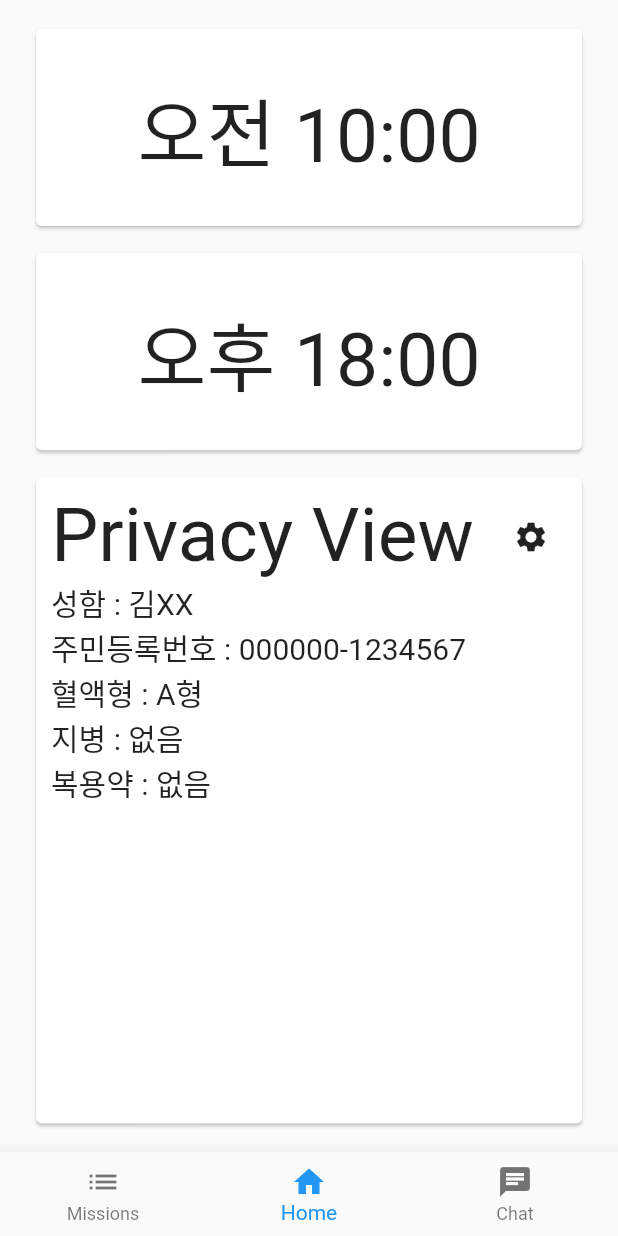
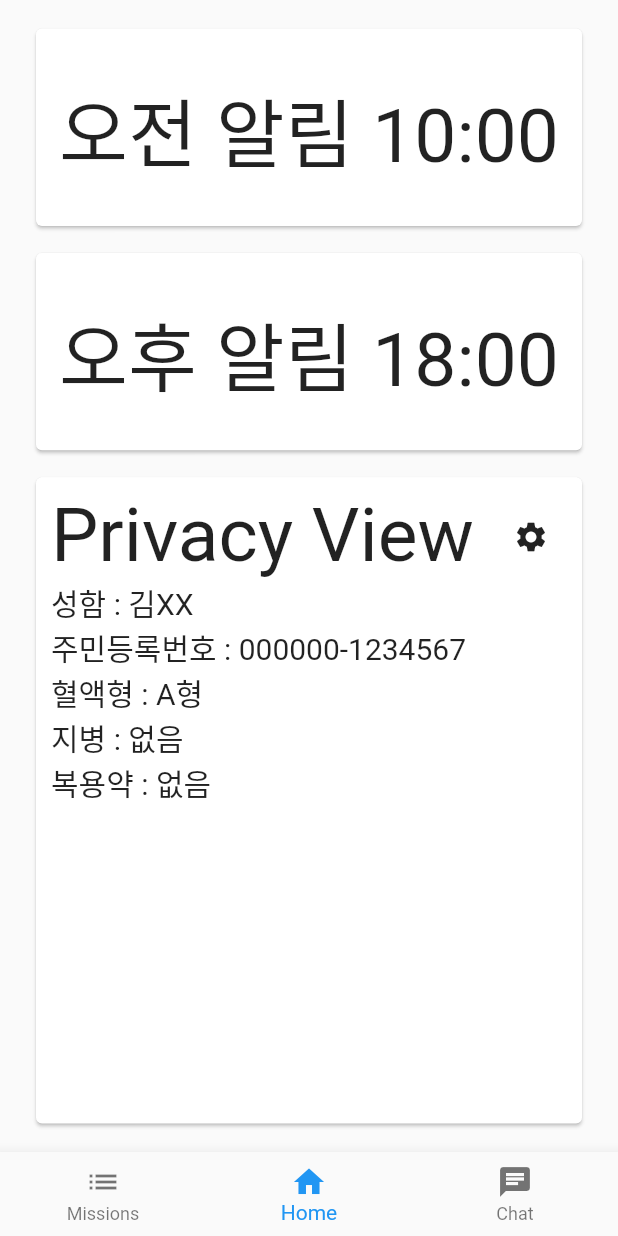
Before and after one commit to GDSC-CAU/Wiro-Flutter-App, a Flutter app: the screen it shows once a user with an empty profile is signed in, on a phone screen of 412 x 824 dp. Run offline on Flutter 3.47's test engine with Material 2 defaults, Android fonts, the phone set to English and light mode, and no system bars; our stand-ins replace firebase_auth, firebase_core, google_sign_in; accounts and stored records are empty; generated files the repository leaves out were written again.

Commit message:
Update Home Page : Applied Conditional TimeCard Render

```diff
--- a/lib/pages/Base/Home.dart
+++ b/lib/pages/Base/Home.dart
@@ -28,8 +28,8 @@ class _TimeState extends State<HomeTimeSetting> {
     return Column(
       mainAxisSize: MainAxisSize.max,
       children: const [
-        Flexible(flex: 1, child: TimeCard(timeData: "오전 10:00", timeType: "M")),
-        Flexible(flex: 1, child: TimeCard(timeData: "오후 18:00", timeType: "A")),
+        Flexible(flex: 1, child: TimeCard(timeData: "10:00", timeType: "AM")),
+        Flexible(flex: 1, child: TimeCard(timeData: "18:00", timeType: "PM")),
       ],
     );
   }
@@ -48,7 +48,7 @@ class TimeCard extends StatelessWidget {
         child: SizedBox(
           height: double.infinity,
           width: double.infinity,
-          child: Text(timeData,
+          child: Text("${timeType == "AM" ? "오전" : "오후"} 알림 ${timeData}",
             textAlign: TextAlign.center,
             style: const TextStyle(
               fontSize: 50,
```
